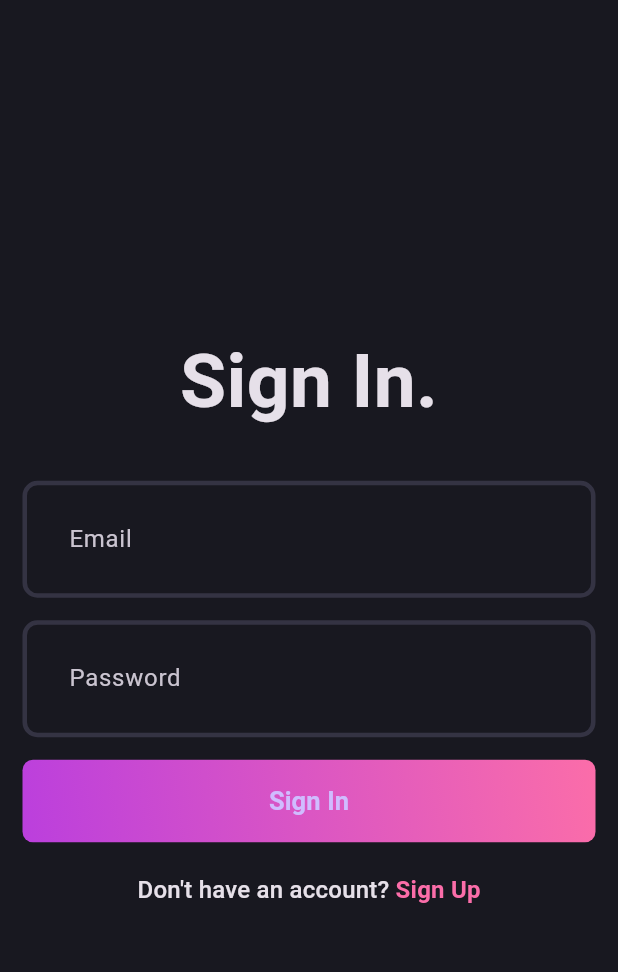
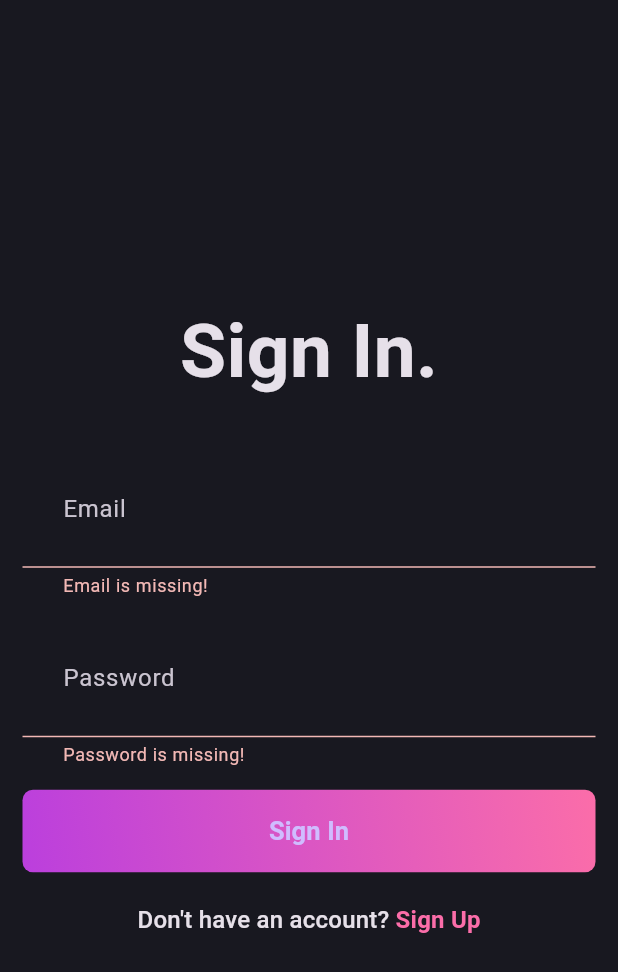
Before and after one commit to malachieborohoul/blog_app, a Flutter app: the screen it shows after launch, after a tap on "Sign In", on a phone screen of 412 x 824 dp. Shown: the top 972 px of the screen. Run offline on Flutter 3.47's test engine with Material 3 defaults, Android fonts, the phone set to English and light mode, and no system bars; our stand-ins replace flutter_bloc, fpdart, get_it, supabase_flutter; accounts and stored records are empty.

```diff
--- a/lib/features/auth/data/models/user_model.dart
+++ b/lib/features/auth/data/models/user_model.dart
@@ -17,9 +17,9 @@ class UserModel extends User {
 
   factory UserModel.fromMap(Map<String, dynamic> map) {
     return UserModel(
-      id: map['id'] as String,
-      name: map['name'] as String,
-      email: map['email'] as String,
+      id: map['id'] ?? '' ,
+      name: map['name'] ?? '',
+      email: map['email'] ?? '',
     );
   }
 
--- a/lib/features/auth/domain/repositories/auth_repository.dart
+++ b/lib/features/auth/domain/repositories/auth_repository.dart
@@ -1,7 +1,5 @@
-
 import 'package:blog_app/core/utils/typedef.dart';
 import 'package:blog_app/features/auth/domain/entities/user.dart';
-
 
 abstract interface class AuthRepository {
   ResultFuture<User> signUp({
@@ -14,4 +12,6 @@ abstract interface class AuthRepository {
     required String email,
     required String password,
   });
+
+  ResultFuture<User> currentUser();
 }
--- /dev/null
+++ b/lib/features/auth/domain/usecases/user_login.dart
@@ -0,0 +1,22 @@
+import 'package:blog_app/core/usecase/usecase.dart';
+import 'package:blog_app/core/utils/typedef.dart';
+import 'package:blog_app/features/auth/domain/entities/user.dart';
+import 'package:blog_app/features/auth/domain/repositories/auth_repository.dart';
+
+class UserLogin implements Usecase<User, UserLoginParams> {
+  final AuthRepository authRepository;
+
+  UserLogin(this.authRepository);
+  @override
+  ResultFuture<User> call(UserLoginParams params) async {
+    return await authRepository.signIn(
+        email: params.email, password: params.password);
+  }
+}
+
+class UserLoginParams {
+  final String email;
+  final String password;
+
+  UserLoginParams({required this.email, required this.password});
+}
--- a/lib/features/auth/presentation/bloc/auth_bloc.dart
+++ b/lib/features/auth/presentation/bloc/auth_bloc.dart
@@ -1,4 +1,5 @@
 import 'package:blog_app/features/auth/domain/entities/user.dart';
+import 'package:blog_app/features/auth/domain/usecases/user_login.dart';
 import 'package:blog_app/features/auth/domain/usecases/user_sign_up.dart';
 import 'package:flutter/material.dart';
 import 'package:flutter_bloc/flutter_bloc.dart';
@@ -8,16 +9,33 @@ part 'auth_state.dart';
 
 class AuthBloc extends Bloc<AuthEvent, AuthState> {
   final UserSignUp _userSignUp;
-  AuthBloc({required UserSignUp userSignUp})
+  final UserLogin _userLogin;
+  AuthBloc({required UserSignUp userSignUp, required UserLogin userLogin})
       : _userSignUp = userSignUp,
+        _userLogin = userLogin,
         super(AuthInitial()) {
-    on<AuthSignUp>((event, emit) async {
+    on<AuthSignUp>(_onAuthSignUp);
+
+    on<AuthLogin>(_onAuthLogin);
+  }
+
+
+  void _onAuthSignUp(AuthSignUp event, Emitter<AuthState> emit) async {
       emit(AuthLoading());
       final res = await _userSignUp(UserSignUpParams(
           email: event.email, name: event.name, password: event.password));
 
       res.fold(
           (l) => emit(AuthFailure(l.message)), (r) => emit(AuthSuccess(r)));
-    });
-  }
+    }
+
+
+    void _onAuthLogin(AuthLogin event, Emitter<AuthState>  emit) async {
+      emit(AuthLoading());
+      final res = await _userLogin(
+          UserLoginParams(email: event.email, password: event.password));
+
+      res.fold(
+          (l) => emit(AuthFailure(l.message)), (r) => emit(AuthSuccess(r)));
+    }
 }
--- a/lib/features/auth/presentation/bloc/auth_event.dart
+++ b/lib/features/auth/presentation/bloc/auth_event.dart
@@ -10,3 +10,11 @@ final class AuthSignUp extends AuthEvent {
 
   AuthSignUp({required this.email, required this.password, required this.name});
 }
+
+final class AuthLogin extends AuthEvent {
+  final String email;
+  final String password;
+
+  AuthLogin({required this.email, required this.password});
+
+}
--- a/lib/features/auth/presentation/pages/login_page.dart
+++ b/lib/features/auth/presentation/pages/login_page.dart
@@ -1,8 +1,12 @@
+import 'package:blog_app/core/common/widgets/loader.dart';
 import 'package:blog_app/core/theme/app_palette.dart';
+import 'package:blog_app/core/utils/show_snackbar.dart';
+import 'package:blog_app/features/auth/presentation/bloc/auth_bloc.dart';
 import 'package:blog_app/features/auth/presentation/pages/signup_page.dart';
 import 'package:blog_app/features/auth/presentation/widgets/auth_field.dart';
 import 'package:blog_app/features/auth/presentation/widgets/auth_gradient_button.dart';
 import 'package:flutter/material.dart';
+import 'package:flutter_bloc/flutter_bloc.dart';
 
 class LoginPage extends StatefulWidget {
   static route() => MaterialPageRoute(builder: (context) => const LoginPage());
@@ -29,7 +33,17 @@ class _LoginPageState extends State<LoginPage> {
     return Scaffold(
       body: Padding(
         padding: const EdgeInsets.all(15),
-        child: Form(
+        child: BlocConsumer<AuthBloc, AuthState>(
+          listener: (context, state) {
+            if (state is AuthFailure) {
+              showSnackBar(context, state.message);
+            }
+          },
+          builder: (context, state) {
+            if (state is AuthLoading) {
+              return const Loader();
+            }
+            return Form(
               key: formKey,
               child: Column(
                 mainAxisAlignment: MainAxisAlignment.center,
@@ -57,7 +71,14 @@ class _LoginPageState extends State<LoginPage> {
                     height: 15,
                   ),
                   AuthGradientButton(
-                buttonText: 'Sign In', onPressed: () {  },
+                    buttonText: 'Sign In',
+                    onPressed: () {
+                      if (formKey.currentState!.validate()) {
+                        context.read<AuthBloc>().add(AuthLogin(
+                            email: emailController.text.trim(),
+                            password: passwordController.text.trim()));
+                      }
+                    },
                   ),
                   const SizedBox(
                     height: 20,
@@ -84,6 +105,8 @@ class _LoginPageState extends State<LoginPage> {
                   )
                 ],
               ),
+            );
+          },
         ),
       ),
     );
--- a/lib/init_dependencies.dart
+++ b/lib/init_dependencies.dart
@@ -2,6 +2,7 @@ import 'package:blog_app/core/secrets/app_secrets.dart';
 import 'package:blog_app/features/auth/data/datasources/auth_remote_data_source.dart';
 import 'package:blog_app/features/auth/data/repositories/auth_repository_impl.dart';
 import 'package:blog_app/features/auth/domain/repositories/auth_repository.dart';
+import 'package:blog_app/features/auth/domain/usecases/user_login.dart';
 import 'package:blog_app/features/auth/domain/usecases/user_sign_up.dart';
 import 'package:blog_app/features/auth/presentation/bloc/auth_bloc.dart';
 import 'package:get_it/get_it.dart';
@@ -20,14 +21,20 @@ Future<void> initDependencies() async {
 }
 
 void _initAuth() {
-  serviceLocator.registerFactory<AuthRemoteDataSource>(
-      () => AuthRemoteDataSourceImpl(serviceLocator()));
+  //Datasource
+  serviceLocator
+    ..registerFactory<AuthRemoteDataSource>(
+        () => AuthRemoteDataSourceImpl(serviceLocator()))
 
-  serviceLocator.registerFactory<AuthRepository>(
-      () => AuthRepositoryImpl(serviceLocator()));
+//Repositories
+    ..registerFactory<AuthRepository>(
+        () => AuthRepositoryImpl(serviceLocator()))
 
-  serviceLocator.registerFactory(() => UserSignUp(serviceLocator()));
+//Usecases
+    ..registerFactory(() => UserSignUp(serviceLocator()))
+    ..registerFactory(() => UserLogin(serviceLocator()))
 
-  serviceLocator
-      .registerLazySingleton(() => AuthBloc(userSignUp: serviceLocator()));
+//Bloc
+    ..registerLazySingleton(() =>
+        AuthBloc(userSignUp: serviceLocator(), userLogin: serviceLocator()));
 }
```
Also changed, not shown: lib/features/auth/data/datasources/auth_remote_data_source.dart (+31 -2 lines), lib/features/auth/data/repositories/auth_repository_impl.dart (+16 -1 lines). Lines whose indentation alone changed are shown as unchanged.
